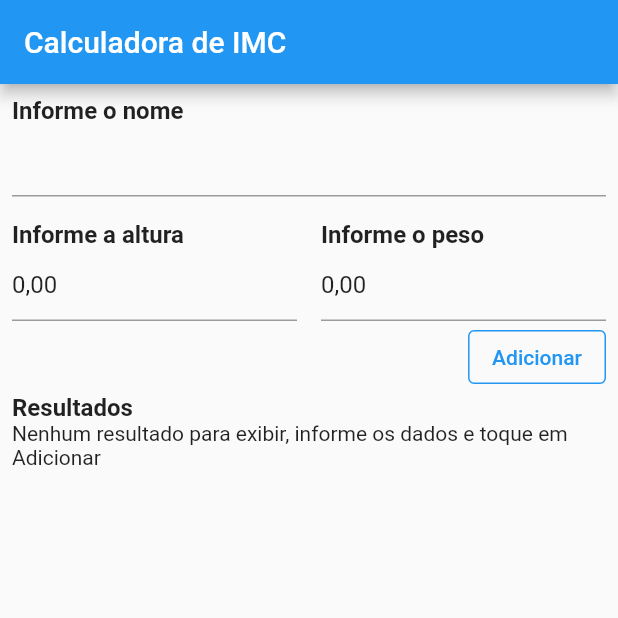
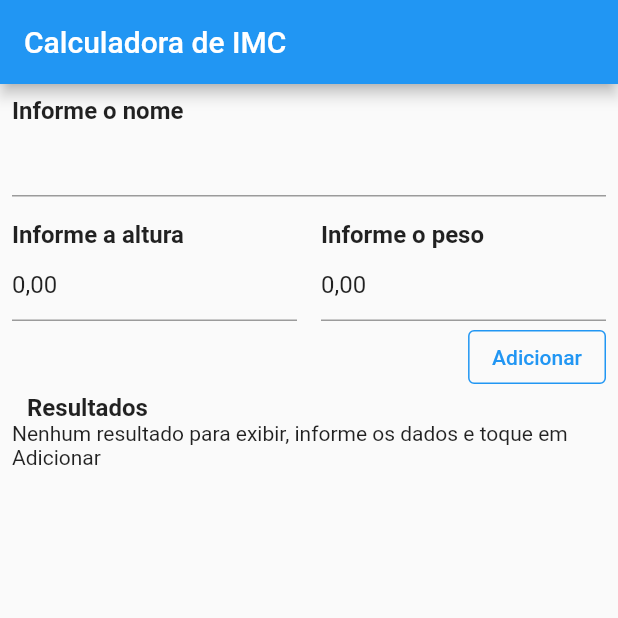
Before and after one commit to MauroAlbrecht/app-calculadora-imc-view-dio, a Flutter app: the screen it shows after launch, on a phone screen of 412 x 824 dp, the top half of it. Run offline on Flutter 3.47's test engine with Material 2 defaults, Android fonts, the phone set to English and light mode, and no system bars; our stand-ins replace extended_masked_text, google_fonts.

Commit message:
ajustes a apresentação do resultado

```diff
--- a/lib/pages/calcula_imc_page.dart
+++ b/lib/pages/calcula_imc_page.dart
@@ -106,7 +106,10 @@ class _CalculaImcPageState extends State<CalculaImcPage> {
                   ),
                 ],
               ),
-              const TextLabelCustom('Resultados'),
+              Padding(
+                padding: const EdgeInsets.only(left: 10.0),
+                child: const TextLabelCustom('Resultados'),
+              ),
               Expanded(
                   child: resultadoImcService.getResultados.isEmpty
                       ? const Text('Nenhum resultado para exibir, informe os dados e toque em Adicionar')
@@ -121,8 +124,11 @@ class _CalculaImcPageState extends State<CalculaImcPage> {
                               subtitle: Column(
                                 crossAxisAlignment: CrossAxisAlignment.start,
                                 children: <Widget>[
-                                  Text('IMC: ${resultado.imc.toStringAsFixed(2)}, Resultado: ${resultado.resultado}'),
-                                  Text('Altura: ${resultado.pessoa.altura.toStringAsFixed(2)}, Peso: ${resultado.pessoa.peso.toStringAsFixed(2)}', style: TextStyle(fontSize: 12)),
+                                  Text(
+                                    'Resultado: ${resultado.resultado}',
+                                    style: const TextStyle(fontWeight: FontWeight.w400),
+                                  ),
+                                  Text('IMC: ${resultado.imc.toStringAsFixed(2)}, Altura: ${resultado.pessoa.altura.toStringAsFixed(2)}, Peso: ${resultado.pessoa.peso.toStringAsFixed(2)}', style: TextStyle(fontSize: 12)),
                                 ],
                               ),
                               trailing: InkWell(
@@ -168,7 +174,7 @@ class _CalculaImcPageState extends State<CalculaImcPage> {
     pesoController.text = '0,00';
   }
 
-  void _showCustomModal(BuildContext context,ResultadoImc resulado) {
+  void _showCustomModal(BuildContext context, ResultadoImc resulado) {
     showDialog<String>(
       context: context,
       builder: (BuildContext context) {
@@ -177,8 +183,8 @@ class _CalculaImcPageState extends State<CalculaImcPage> {
     ).then((value) {
       // Aqui você pode tratar a resposta do modal (valor 'Sim' ou 'Não')
       if (value == 'Sim') {
-         resultadoImcService.remover(resulado);
-         setState(() {});
+        resultadoImcService.remover(resulado);
+        setState(() {});
       }
     });
   }
```
